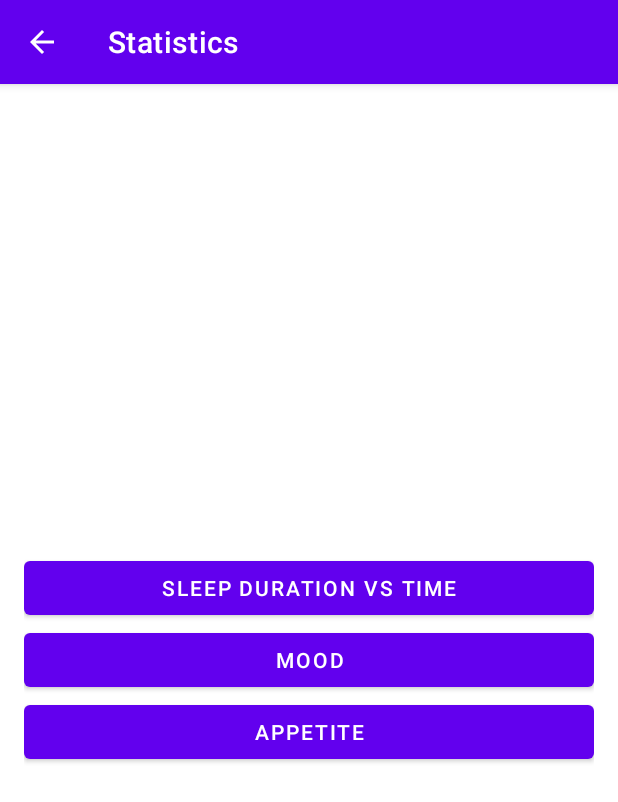
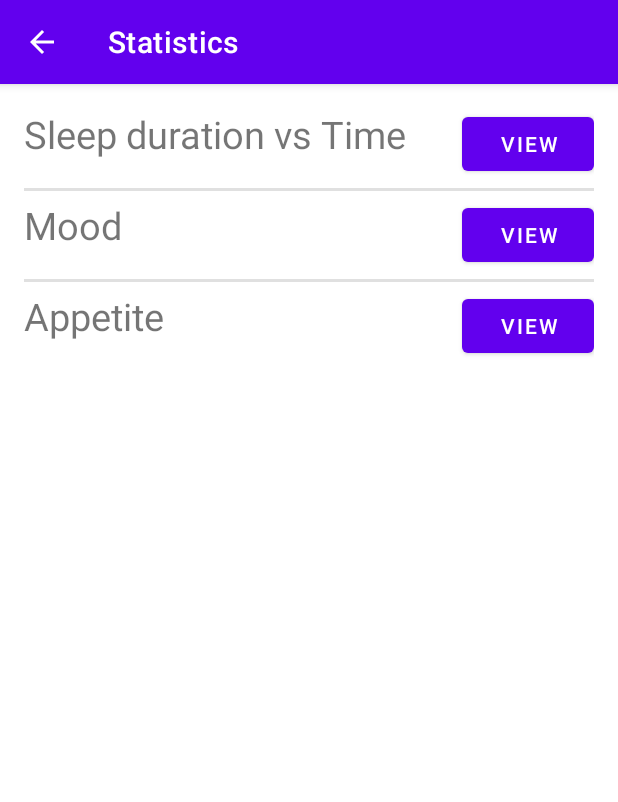
Before and after one commit to Sushil-Kumar1999/MoodTracker, an Android app: the StatisticsActivity screen opened directly, with no data from a screen before it, on a phone screen of 412 x 824 dp. Shown: the top 802 px of the screen. Run offline under Robolectric (Android 15) with nearby library versions, the phone set to English and light mode, and no system bars.

Commit message:
small update of layout

```diff
--- a/app/src/main/res/layout/activity_statistics.xml
+++ b/app/src/main/res/layout/activity_statistics.xml
@@ -1,31 +1,92 @@
 <?xml version="1.0" encoding="utf-8"?>
 <LinearLayout
     xmlns:android="http://schemas.android.com/apk/res/android"
+    xmlns:app="http://schemas.android.com/apk/res-auto"
     xmlns:tools="http://schemas.android.com/tools"
     android:layout_width="match_parent"
     android:layout_height="match_parent"
     android:orientation="vertical"
     android:padding="16dp"
-    android:gravity="center"
     tools:context=".StatisticsActivity">
+
+    <RelativeLayout
+        android:layout_width="match_parent"
+        android:layout_height="wrap_content">
+
+        <TextView
+            android:layout_width="wrap_content"
+            android:layout_height="wrap_content"
+            android:layout_alignParentStart="true"
+            android:layout_alignParentLeft="true"
+            android:textSize="25sp"
+            android:text="Sleep duration vs Time" />
 
         <Button
             android:id="@+id/button_sleep_stats"
+            android:layout_width="wrap_content"
+            android:layout_height="wrap_content"
+            android:layout_alignParentRight="true"
+            android:layout_alignParentEnd="true"
+            android:text="View"
+            android:onClick="launchSleepStatsActivity"/>
+
+    </RelativeLayout>
+
+    <View
+        android:id="@+id/divider"
         android:layout_width="match_parent"
+        android:layout_height="2dp"
+        android:layout_marginVertical="5dp"
+        android:background="?android:attr/listDivider" />
+
+    <RelativeLayout
+        android:layout_width="match_parent"
+        android:layout_height="wrap_content" >
+
+        <TextView
+            android:layout_width="wrap_content"
             android:layout_height="wrap_content"
-        android:text="Sleep duration vs Time"
-        android:onClick="launchSleepStatsActivity"/>
+            android:layout_alignParentStart="true"
+            android:layout_alignParentLeft="true"
+            android:textSize="25sp"
+            android:text="Mood" />
 
         <Button
             android:id="@+id/button_mood_stats"
+            android:layout_width="wrap_content"
+            android:layout_height="wrap_content"
+            android:layout_alignParentRight="true"
+            android:layout_alignParentEnd="true"
+            android:text="View" />
+
+    </RelativeLayout>
+
+    <View
         android:layout_width="match_parent"
+        android:layout_height="2dp"
+        android:layout_marginVertical="5dp"
+        android:background="?android:attr/listDivider" />
+
+    <RelativeLayout
+        android:layout_width="match_parent"
+        android:layout_height="wrap_content">
+
+        <TextView
+            android:layout_width="wrap_content"
             android:layout_height="wrap_content"
-        android:text="Mood" />
+            android:layout_alignParentStart="true"
+            android:layout_alignParentLeft="true"
+            android:textSize="25sp"
+            android:text="Appetite" />
 
         <Button
             android:id="@+id/button_apppetite_stats"
-        android:layout_width="match_parent"
+            android:layout_width="wrap_content"
             android:layout_height="wrap_content"
-        android:text="Appetite" />
+            android:layout_alignParentRight="true"
+            android:layout_alignParentEnd="true"
+            android:text="View" />
+
+    </RelativeLayout>
 
 </LinearLayout>
```
Lines whose indentation alone changed are shown as unchanged.
